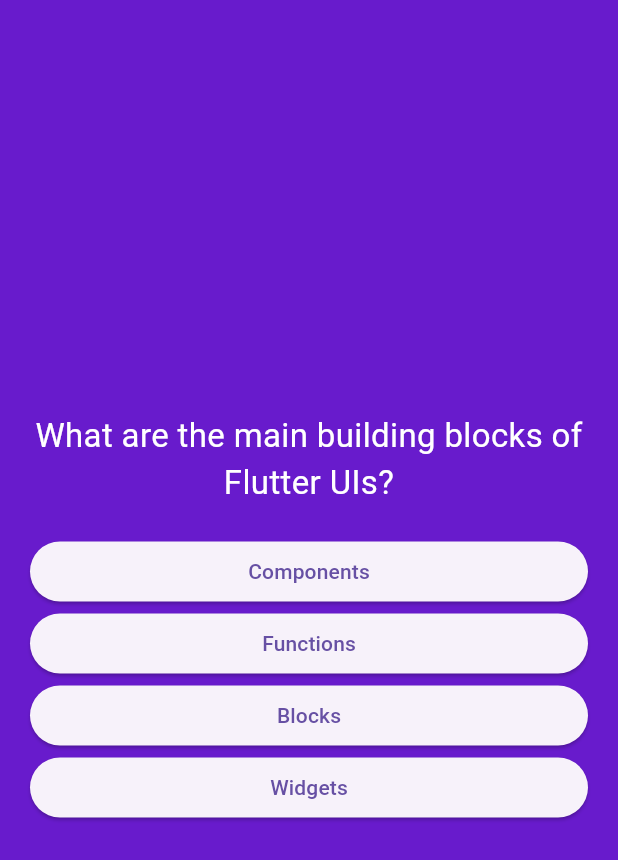
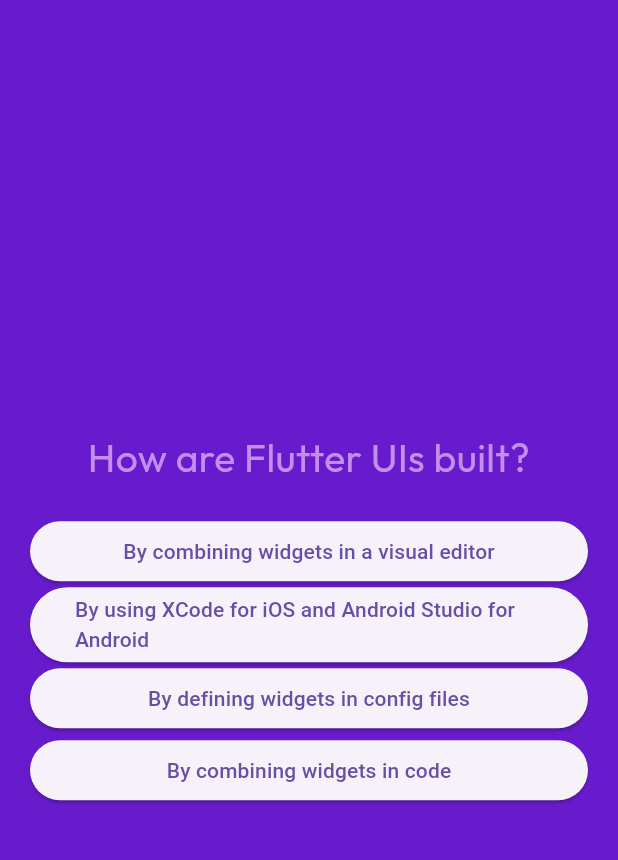
Before and after one commit to KennethMinn/QUIZ_APP_FLUTTER, a Flutter app: the screen it shows after launch, after a tap on "Start quiz", after a tap on "Components", on a phone screen of 412 x 824 dp. Shown: the top 860 px of the screen. Run offline on Flutter 3.47's test engine with Material 3 defaults, Android fonts, the phone set to English and light mode, and no system bars; our stand-ins replace google_fonts.

Commit message:
feat : implementing result screen

```diff
--- a/lib/question.dart
+++ b/lib/question.dart
@@ -1,10 +1,13 @@
 import 'package:flutter/material.dart';
+import 'package:google_fonts/google_fonts.dart';
 import 'package:quiz_app/answer_button.dart';
 import 'package:quiz_app/data/question.dart';
 import 'package:quiz_app/models/quiz_question.dart';
 
 class Question extends StatefulWidget {
-  const Question({super.key});
+  final void Function(String answer) onAddAnswer;
+
+  const Question({super.key, required this.onAddAnswer});
 
   @override
   State<Question> createState() {
@@ -13,10 +16,20 @@ class Question extends StatefulWidget {
 }
 
 class _QuestionState extends State<Question> {
-  final QuizQuestion currentQuestion = questions[0];
+  int currentQuestionIndex = 0;
+
+  void onSelectAnswer(String answer) {
+    setState(() {
+      widget.onAddAnswer(answer);
+      currentQuestionIndex++;
+    });
+  }
 
   @override
   Widget build(context) {
+    final QuizQuestion currentQuestion = questions[
+        currentQuestionIndex]; // Moved to the build method to ensure the question updates with each rebuild.
+
     return SizedBox(
       width: double.infinity, //full-width
       child: Column(
@@ -25,18 +38,22 @@ class _QuestionState extends State<Question> {
         crossAxisAlignment:
             CrossAxisAlignment.stretch, //default is center - horizontally
         children: [
-          Text(
-            textAlign: TextAlign.center,
-            currentQuestion.question,
-            style: const TextStyle(color: Colors.white, fontSize: 22),
-          ),
+          Text(currentQuestion.question,
+              textAlign: TextAlign.center,
+              style: GoogleFonts.outfit(
+                  color: const Color.fromARGB(255, 196, 143, 236),
+                  fontSize: 26)),
           const SizedBox(
             height: 20,
           ),
           ...currentQuestion.getRandomizedAnswers().map((answer) {
             return Container(
               margin: const EdgeInsets.symmetric(horizontal: 20),
-              child: AnswerButton(text: answer, onTap: () {}),
+              child: AnswerButton(
+                  text: answer,
+                  onTap: () {
+                    onSelectAnswer(answer);
+                  }),
             );
           })
         ],
--- a/lib/quiz.dart
+++ b/lib/quiz.dart
@@ -1,5 +1,7 @@
 import 'package:flutter/material.dart';
+import 'package:quiz_app/data/question.dart';
 import 'package:quiz_app/question.dart';
+import 'package:quiz_app/result.dart';
 import 'package:quiz_app/start_screen.dart';
 
 class Quiz extends StatefulWidget {
@@ -13,6 +15,7 @@ class Quiz extends StatefulWidget {
 
 class _QuizState extends State<Quiz> {
   Widget? activeScreen;
+  List<String> selectedAnswers = [];
 
   @override //Executed by Flutter when the StatefulWidget's State object is initialized
   void initState() {
@@ -22,7 +25,17 @@ class _QuizState extends State<Quiz> {
 
   void switchScreen() {
     setState(() {
-      activeScreen = const Question();
+      activeScreen = Question(onAddAnswer: onAddAnswer);
+    });
+  }
+
+  void onAddAnswer(String answer) {
+    setState(() {
+      selectedAnswers.add(answer); //add answre to the array
+      if (selectedAnswers.length == questions.length) {
+        selectedAnswers = [];
+        activeScreen = const Result();
+      }
     });
   }
 
--- /dev/null
+++ b/lib/result.dart
@@ -0,0 +1,10 @@
+import 'package:flutter/material.dart';
+
+class Result extends StatelessWidget {
+  const Result({super.key});
+
+  @override
+  Widget build(BuildContext context) {
+    return const Text("Result screen");
+  }
+}
--- a/pubspec.yaml
+++ b/pubspec.yaml
@@ -34,6 +34,7 @@ dependencies:
   # The following adds the Cupertino Icons font to your application.
   # Use with the CupertinoIcons class for iOS style icons.
   cupertino_icons: ^1.0.6
+  google_fonts: ^6.2.1
 
 dev_dependencies:
   flutter_test:
```
Also changed, not shown: pubspec.lock, 1 other file.
